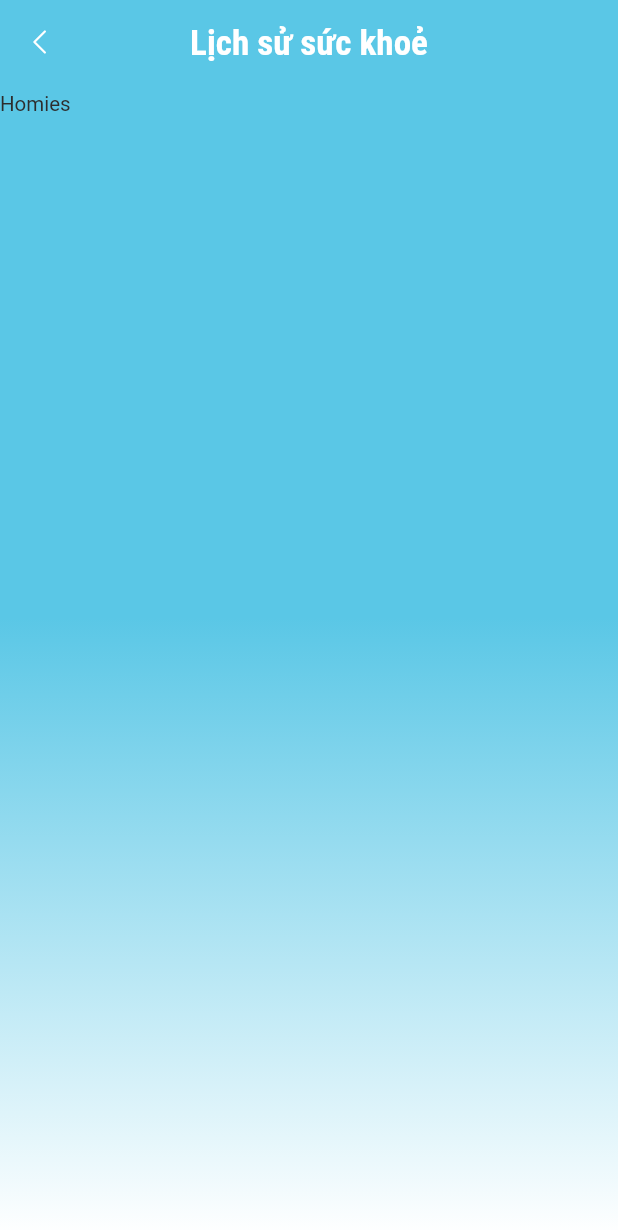
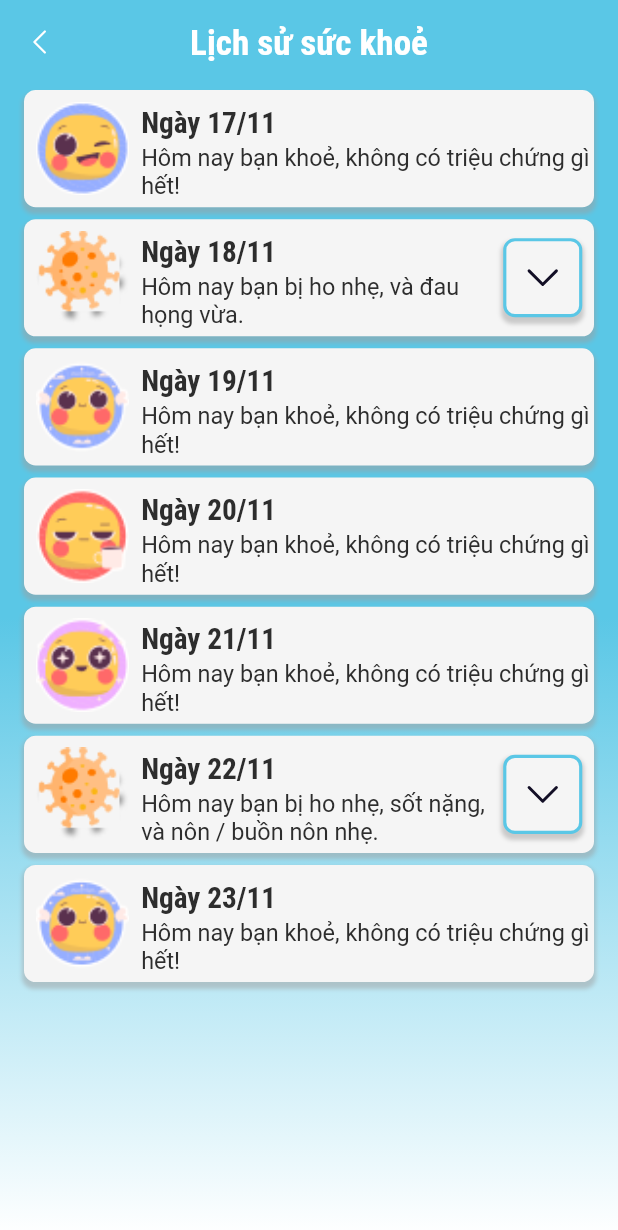
Before and after one commit to MinhTran0311/CovidDiary, a Flutter app: the HealthHistory screen opened directly, on a phone screen of 412 x 824 dp. Shown: the top 1230 px of the screen. Run offline on Flutter 3.47's test engine with Material 2 defaults, Android fonts, the phone set to English and light mode, and no system bars; our stand-ins replace flutter_screenutil, flutter_svg, jiffy, mask_text_input_formatter, modal_bottom_sheet, photo_view and 2 more; accounts and stored records are empty.

Commit message:
HealthHistory basic

```diff
--- a/lib/core/HealthDiary/health_history.dart
+++ b/lib/core/HealthDiary/health_history.dart
@@ -1,21 +1,64 @@
 import 'package:flutter/material.dart';
 import 'package:flutter_screenutil/flutter_screenutil.dart';
+import 'package:flutter_svg/flutter_svg.dart';
+import 'package:intl/intl.dart';
 import 'package:src/commons/l10n/generated/l10n.dart';
 import 'package:src/commons/themes/theme.dart';
+import 'package:src/core/HealthDiary/symptom_detail.dart';
 import 'package:src/widgets/app_bar.dart';
+import 'package:src/widgets/button/border_button.dart';
 import 'package:src/widgets/input_field/gradient_background.dart';
+
+import 'health_report.dart';
 
 class HealthHistory extends StatelessWidget {
   const HealthHistory({Key? key}) : super(key: key);
 
+  static String title = "Lịch sử sức khoẻ";
+
+  static List<int> emotions = [0, 3, 1, 6, 3, 4, 1];
+  static List<double> defaultSymptoms = [0, 0, 0, 0, 0, 0, 0, 0];
+  static List<double> symptoms1 = [0.5, 0, 0, 0, 0, 1.3, 0, 0];
+  static List<double> symptoms2 = [0.5, 3, 0, 0.3, 0, 0, 0, 0];
+  static List<List<double>> symptoms = [
+    defaultSymptoms,
+    symptoms1,
+    defaultSymptoms,
+    defaultSymptoms,
+    defaultSymptoms,
+    symptoms2,
+    defaultSymptoms,
+  ];
+
+  static DateTime start = DateTime.now();
+  static List<DateTime> days = [
+    start,
+    start.add(Duration(days: 1)),
+    start.add(Duration(days: 2)),
+    start.add(Duration(days: 3)),
+    start.add(Duration(days: 4)),
+    start.add(Duration(days: 5)),
+    start.add(Duration(days: 6)),
+  ];
+  static int itemCount = emotions.length;
+
   @override
   Widget build(BuildContext context) {
+    List<Widget> items = [];
+    for (int i = 0; i < itemCount; i++)
+      items.add(HealthHistoryItem(
+        date: days[i],
+        emotion: emotions[i],
+        symptomSeverity: symptoms[i],
+      ));
+
     return GradientBackGround(
       child: Scaffold(
         backgroundColor: Colors.transparent,
-        appBar:
-            AppBarCustom(context: context, title: "Lịch sử sức khoẻ"), //app bar
-        body: Text("Homies"), //các widget khác
+        appBar: AppBarCustom(context: context, title: title), //app bar
+        body: ListView(
+          children: items,
+        ), //các widget khác
       ),
     );
   }
@@ -31,6 +74,27 @@ class HealthHistoryItem extends StatelessWidget {
     required this.date,
     required this.symptomSeverity,
   }) : super(key: key);
+
+  static List<String> iconList = EmotionReport.iconList;
+
+  static String iconVirus = "assets/svg/virus.png";
+  static String iconDown = "assets/svg/icon/down_arrow.svg";
+  static String upDown = "assets/svg/icon/up_arrow.svg";
+
+  static String healthy = "Hôm nay bạn khoẻ, không có triệu chứng gì hết!";
+
+  static String sickPre = "Hôm nay bạn bị ";
+  static String sickPost = ".";
+  static String connector1 = ", ";
+  static String connector2 = "và ";
+
+  static String day = "Ngày ";
+
+  static List<String> severity = [
+    S.current.symptom_severity_1,
+    S.current.symptom_severity_2,
+    S.current.symptom_severity_3,
+  ];
 
   static List<String> symptomNameList = [
     edit(S.current.symptom_name_1),
@@ -49,9 +113,96 @@ class HealthHistoryItem extends StatelessWidget {
 
   @override
   Widget build(BuildContext context) {
+    bool isSick = symptomSeverity.any((severity) => severity != 0);
+
+    String content;
+    if (isSick) {
+      content = sickPre;
+
+      List<int> symptomsExperienced = [];
+      List<int> generalSeverity = [];
+
+      for (int i = 0; i < 8; i++)
+        if (symptomSeverity[i] != 0) {
+          symptomsExperienced.add(i);
+          generalSeverity
+              .add(symptomSeverity[i] == 3 ? 2 : symptomSeverity[i].floor());
+        }
+
+      for (int i = 0; i < generalSeverity.length - 1; i++)
+        content = content +
+            symptomNameList[symptomsExperienced[i]] +
+            severity[generalSeverity[i]] +
+            connector1;
+      if (symptomsExperienced.length > 0)
+        content = content +
+            connector2 +
+            symptomNameList[symptomsExperienced.last] +
+            severity[generalSeverity.last];
+
+      content = content + sickPost;
+    } else
+      content = healthy;
+
     return Container(
+      decoration: BoxDecoration(
+        boxShadow: [
+          BoxShadow(
+            color: Colors.grey.withOpacity(0.5),
+            spreadRadius: 1.r,
+            blurRadius: 1.5.r,
+            offset: Offset(0, 3), // changes position of shadow
+          ),
+        ],
+        color: getCustomColor().background,
+        borderRadius: BorderRadius.circular(8.r),
+      ),
+      margin: EdgeInsets.fromLTRB(16, 4, 16, 4),
       child: Row(
-        children: [],
+        children: [
+          Center(
+            child: Container(
+              child: Image.asset(
+                isSick ? iconVirus : iconList[emotion],
+                width: 64.r,
+                height: 64.r,
+                fit: BoxFit.fill,
+              ),
+              padding: EdgeInsets.all(8.r),
+            ),
+          ),
+          Expanded(
+            child: Column(
+              crossAxisAlignment: CrossAxisAlignment.start,
+              children: [
+                Text(
+                  day + DateFormat('Md', Intl.getCurrentLocale()).format(date),
+                  style: Theme.of(context).textTheme.headline6,
+                ),
+                Text(
+                  content,
+                  style: Theme.of(context).textTheme.bodyText1,
+                ),
+              ],
+            ),
+          ),
+          Center(
+            child: isSick
+                ? BorderButton(
+                    width: 54.r,
+                    height: 54.r,
+                    margin: EdgeInsets.all(8.r),
+                    child: SvgPicture.asset(
+                      iconDown,
+                      width: 32.r,
+                      height: 32.r,
+                      fit: BoxFit.fill,
+                    ),
+                    onPressed: () {}, // TODO
+                  )
+                : null,
+          ),
+        ],
       ),
     );
   }
--- a/lib/core/HealthDiary/health_report.dart
+++ b/lib/core/HealthDiary/health_report.dart
@@ -157,8 +157,8 @@ class EmotionReport extends StatelessWidget {
                       alignment: Alignment.topRight,
                       child: SvgPicture.asset(
                         closeSvg,
-                        height: 24.h,
-                        width: 24.w,
+                        height: 24.r,
+                        width: 24.r,
                         color: isPositive
                             ? getCustomColor().secondary
                             : getCustomColor().primary,
@@ -198,8 +198,8 @@ class EmotionReport extends StatelessWidget {
                   padding: EdgeInsets.all(8),
                   child: Image.asset(
                     iconList[i],
-                    width: 60.h,
-                    height: 60.h,
+                    width: 64.r,
+                    height: 64.r,
                     fit: BoxFit.fill,
                   ),
                 ),
--- a/lib/core/HealthDiary/symptom_report.dart
+++ b/lib/core/HealthDiary/symptom_report.dart
@@ -129,8 +129,8 @@ class _SymptomReportState extends State<SymptomReport> {
                   padding: EdgeInsets.all(8),
                   child: SvgPicture.asset(
                     iconList[i],
-                    width: 60.h,
-                    height: 60.h,
+                    width: 64.r,
+                    height: 64.r,
                     fit: BoxFit.fill,
                   ),
                 ),
@@ -248,8 +248,8 @@ class _SymptomReportState extends State<SymptomReport> {
                       alignment: Alignment.topRight,
                       child: SvgPicture.asset(
                         closeSvg,
-                        height: 24.h,
-                        width: 24.w,
+                        height: 24.r,
+                        width: 24.r,
                         color: isPositive
                             ? getCustomColor().secondary
                             : getCustomColor().primary,
--- a/lib/core/base/tab_navigator.dart
+++ b/lib/core/base/tab_navigator.dart
@@ -1,4 +1,5 @@
 import 'package:flutter/material.dart';
+import 'package:src/core/HealthDiary/health_history.dart';
 import 'package:src/core/achievement/view/personal_achievement.dart';
 import 'package:src/core/achievement/view/score_board.dart';
 import 'package:src/core/disease_info/view/disease_info.dart';
@@ -15,7 +16,7 @@ class TabNavigator extends StatelessWidget {
   Widget build(BuildContext context) {
     late Widget child;
     if (tabItem == "HomeScreen")
-      child = EmotionReport();
+      child = HealthHistory();
     else if (tabItem == "MapsScreen")
       child = ScoreBoard();
     else if (tabItem == "ManagementScreen")
--- a/lib/widgets/button/border_button.dart
+++ b/lib/widgets/button/border_button.dart
@@ -16,6 +16,10 @@ class BorderButton extends StatelessWidget {
 
   final Widget? child;
 
+  final EdgeInsets? margin;
+
+  final EdgeInsets? padding;
+
   const BorderButton(
       {Key? key,
       this.isAccent = false,
@@ -23,6 +27,8 @@ class BorderButton extends StatelessWidget {
       this.height,
       this.buttonText,
       this.child,
+      this.margin,
+      this.padding,
       required this.onPressed})
       : assert((buttonText != null && child == null) ||
             (buttonText == null && child != null)),
@@ -31,8 +37,10 @@ class BorderButton extends StatelessWidget {
   @override
   Widget build(BuildContext context) {
     return Container(
-      height: this.height ?? 48.h,
-      width: this.width ?? 128.w,
+      height: this.height,
+      width: this.width,
+      margin: margin,
+      padding: padding,
       decoration: BoxDecoration(
         boxShadow: [
           BoxShadow(
```
Also changed, not shown: assets/svg/virus.png (added).
